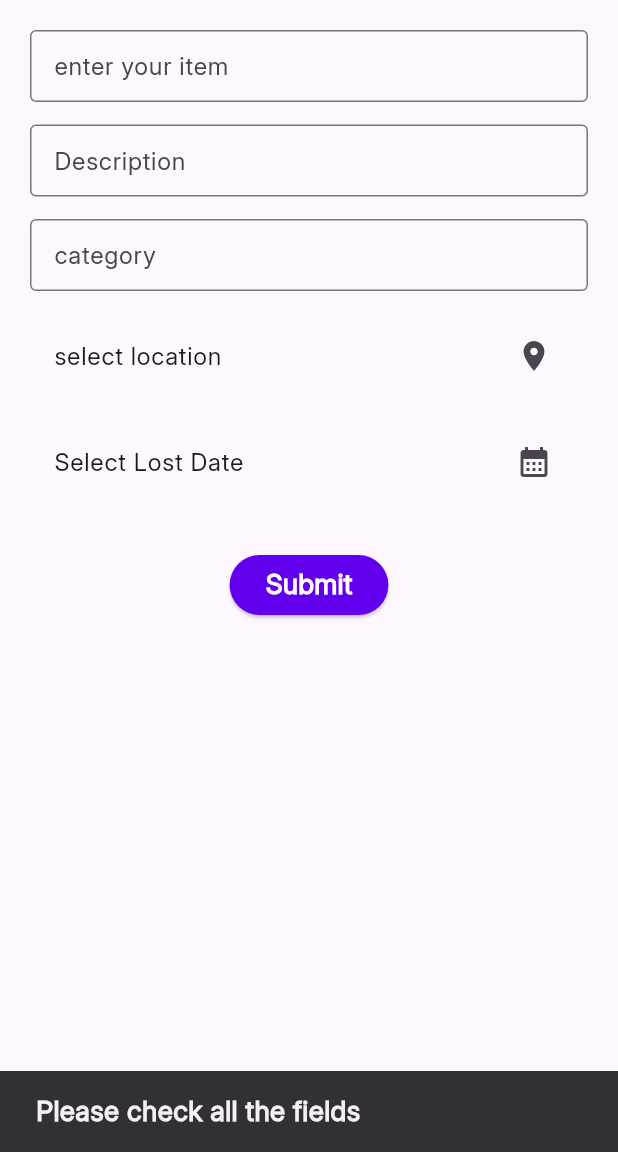
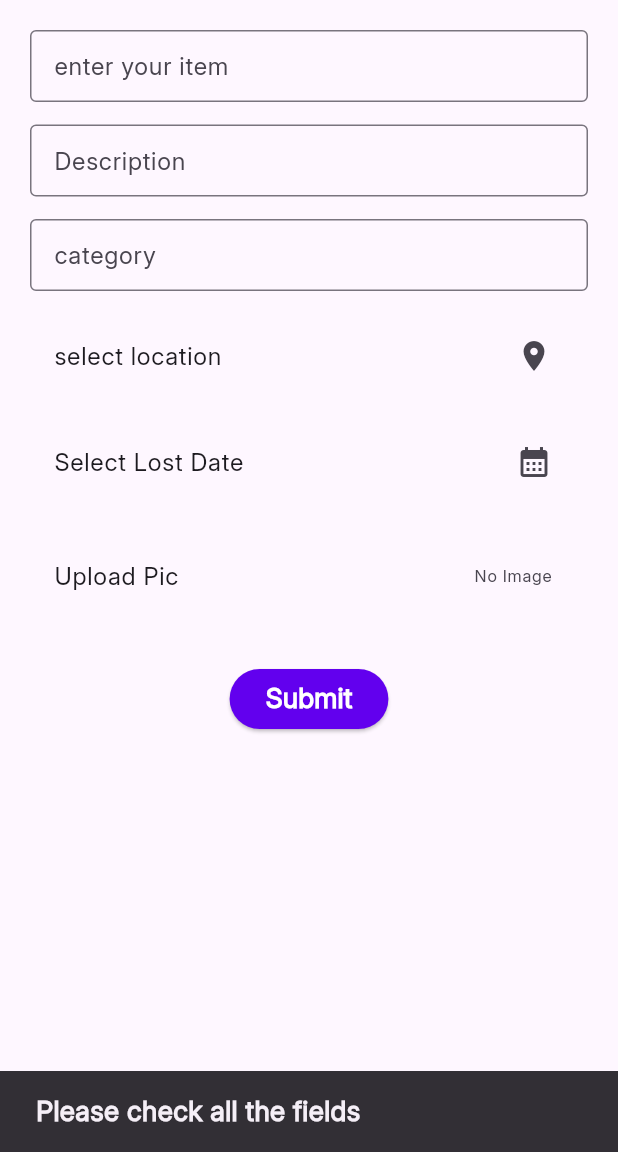
Before and after one commit to Divadine/LostaAndFoundSample, a Flutter app: the screen it shows after launch, after a tap on "Submit", on a phone screen of 412 x 824 dp, the part 84-1236 px from its top. Run offline on Flutter 3.47's test engine with Material 3 defaults, Android fonts, the phone set to English and light mode, and no system bars; our stand-ins replace geocoding, google_maps_flutter, image_picker, shared_preferences, sqflite; accounts and stored records are empty.

Commit message:
image upload

```diff
--- a/lib/database/db.dart
+++ b/lib/database/db.dart
@@ -0,0 +1,65 @@
+import 'package:flutter/material.dart';
+import 'package:map_initialization/models/lost_items.dart';
+import 'package:path/path.dart';
+import 'package:sqflite/sqflite.dart';
+
+class DbHelper {
+
+  static final DbHelper instance = DbHelper._init();
+
+  DbHelper._init();
+
+  static Database? db;
+
+  static Future<Database> get database async {
+    if(db != null) {
+      return db!;
+    }
+
+    db = await initDataBase();
+    return db!;
+  }
+
+  static Future<Database> initDataBase() async {
+    final  databasesPath = join(await getDatabasesPath(),'lost_found.db',);
+
+    return await openDatabase(databasesPath,version: 1,onCreate: (data,version) async {
+
+
+
+      await data.execute('''
+
+      CREATE TABLE lost_items(
+      id INTEGER PRIMARY KEY AUTOINCREMENT,
+      itemName TEXT,
+      description TEXT,
+      categoryType TEXT,
+      lostDate TEXT,
+      latitude REAL,
+      longitude REAL,
+      picture TEXT
+
+      )
+      ''');
+    }
+    );
+  }
+
+
+
+  //insert data's
+
+  Future insertLostItems(LostItems lostItems) async{
+    final dbClient = await database;
+
+      return await dbClient.insert('lost_items', lostItems.toMap(), conflictAlgorithm: ConflictAlgorithm.replace,);
+  }
+
+  Future<List<LostItems>> getLostItems() async{
+    final dbClient = await database;
+
+    final data = await dbClient.query('lost_items',);
+    return data.map((e) => LostItems.fromJson(e)).toList();
+  }
+
+}
--- a/lib/models/lost_items.dart
+++ b/lib/models/lost_items.dart
@@ -9,8 +9,9 @@ class LostItems {
   final String categoryType;
   final DateTime lostDate;
   final LatLng location;
+  final String? picture;
 
-  const LostItems({required this.itemName, required this.description, required this.categoryType, required this.lostDate, required this.location});
+  const LostItems({required this.itemName, required this.description, required this.categoryType, required this.lostDate, required this.location, this.picture});
 
   factory LostItems.fromJson(Map<String,dynamic> json) {
     return LostItems(
@@ -18,7 +19,8 @@ class LostItems {
         description: json['description'],
         categoryType: json['categoryType'],
       location: LatLng(json['latitude'], json['longitude']),
-        lostDate: json['lostDate'],
+        lostDate: DateTime.parse(json['lostDate']),
+      picture: json['picture']
     );
   }
 
@@ -30,6 +32,7 @@ class LostItems {
       'lostDate' : lostDate.toIso8601String(),
       'latitude': location.latitude,
       'longitude': location.longitude,
+      'picture':picture,
       //'location':location,
     };
   }
--- a/lib/screens/font_style.dart
+++ b/lib/screens/font_style.dart
@@ -58,7 +58,7 @@ class _FontStyleState extends State<FontStyles> {
           Container(
             height: 500,
             decoration: BoxDecoration(
-                color: Colors.white,
+                color: AppPreference.getTheme() ? Colors.black : Colors.white,
                 borderRadius: BorderRadius.circular(20),
             ),
             child: Column(
--- a/lib/screens/home_screen.dart
+++ b/lib/screens/home_screen.dart
@@ -1,6 +1,10 @@
+import 'dart:io';
+
 import 'package:flutter/material.dart';
-import 'package:geolocator/geolocator.dart';
+//import 'package:geolocator/geolocator.dart';
 import 'package:google_maps_flutter/google_maps_flutter.dart';
+import 'package:image_picker/image_picker.dart';
+import 'package:map_initialization/database/db.dart';
 import 'package:map_initialization/screens/map_screen.dart';
 import 'package:map_initialization/screens/setting_screen.dart';
 import 'package:map_initialization/sharedpreference/shared_preference.dart';
@@ -19,13 +23,14 @@ class MapApp extends StatefulWidget{
 
 
 
-
-
-
 class _MapAppState extends State<MapApp> {
 
   LatLng? selectedLocation;
   DateTime? selectedDate;
+  File? selectedImage;
+
+  final ImagePicker picker = ImagePicker();
+
   TextEditingController itemNameCtrl = TextEditingController();
   TextEditingController descriptionCtrl = TextEditingController();
   TextEditingController categoryCtrl = TextEditingController();
@@ -35,6 +40,18 @@ class _MapAppState extends State<MapApp> {
 
   CameraPosition initialPosition = CameraPosition(target: LatLng(28.683649090758525, 77.09355437945047),zoom: 12,);
 
+  @override
+  void initState() {
+    super.initState();
+    loadLostItems();
+  }
+
+  Future<void> loadLostItems() async{
+    final data = await DbHelper.instance.getLostItems();
+    setState(() {
+      lostItems = data;
+    });
+  }
   Future<void> selectDate() async{
    final  pickedDate = await showDatePicker(
       context: context,
@@ -61,7 +78,7 @@ class _MapAppState extends State<MapApp> {
 
   }
 
-  void onSubmit() {
+  void onSubmit() async {
 
     if(itemNameCtrl.text.isEmpty || descriptionCtrl.text.isEmpty || categoryCtrl.text.isEmpty || selectedLocation == null ||  selectedDate == null ){
      ScaffoldMessenger.of(context).showSnackBar(SnackBar(content: FontUtils(text: 'Please check all the fields',style: AppTextStyle(fontWeight: FontWeight.bold,fontFamily: AppPreference.getFont(),fontSize: ResponsiveSizes.value(context, mobile: 18 , tablet: 25)),)));
@@ -73,18 +90,77 @@ class _MapAppState extends State<MapApp> {
         description: descriptionCtrl.text,
         categoryType: categoryCtrl.text,
         location:selectedLocation!,
-        lostDate: selectedDate ?? DateTime.now()
+        lostDate: selectedDate ?? DateTime.now(),
+        picture: selectedImage?.path,
     );
+
+    await DbHelper.instance.insertLostItems(item);
 
     setState(() {
       lostItems.add(item);
+
       selectedDate = null;
+      selectedLocation = null;
     });
+
 
     itemNameCtrl.clear();
     descriptionCtrl.clear();
     categoryCtrl.clear();
-    locationCtrl.clear();
+
+    loadLostItems();
+
+  }
+
+
+  Future<void> photoFromCamera() async {
+    final XFile?  pic = await picker.pickImage(source: ImageSource.camera);
+
+    if(pic != null) {
+      setState(() {
+        selectedImage = File(pic.path) ;
+      });
+    }
+
+  }
+
+  Future<void> photoFromGallery() async {
+    final XFile? pic = await picker.pickImage(source: ImageSource.gallery);
+
+    if(pic != null){
+      setState(() {
+        selectedImage =File(pic.path) ;
+      });
+    }
+  }
+
+  void showImagePicker(){
+    showModalBottomSheet(
+        context: context,
+        builder: (context) {
+          return Wrap(
+            children: [
+              ListTile(
+                leading: Icon(Icons.camera_alt),
+                title: FontUtils(text: 'Camera'),
+                onTap: (){
+                  photoFromCamera();
+                  Navigator.pop(context);
+                },
+              ),
+
+
+              ListTile(
+                leading: Icon(Icons.browse_gallery),
+                title: FontUtils(text: 'Gallery'),
+                onTap: (){
+                  photoFromGallery();
+                  Navigator.pop(context);
+                },
+              ),
+            ],
+          );
+        },);
   }
 
 
@@ -156,7 +232,17 @@ class _MapAppState extends State<MapApp> {
               ],
             ),
 
-            SizedBox(height: 30,),
+            SizedBox(height: 20,),
+
+            ListTile(
+                onTap:showImagePicker,
+              title: FontUtils(text: 'Upload Pic'),
+              trailing: FontUtils(text: selectedImage == null
+                  ? 'No Image' : selectedImage!.path.split('/').last),
+            ),
+
+
+            SizedBox(height: ResponsiveSizes.value(context, mobile: 30, tablet: 55),),
 
             // submit button
 
@@ -173,7 +259,7 @@ class _MapAppState extends State<MapApp> {
                 itemCount: lostItems.length,
 
                   itemBuilder: (context,index){
-                    final items = lostItems[index];
+                    final items = lostItems[lostItems.length - 1 - index];
                     return ListTile(
                       title: FontUtils(text: items.itemName),
                       subtitle: FontUtils(
--- a/lib/screens/setting_screen.dart
+++ b/lib/screens/setting_screen.dart
@@ -40,7 +40,7 @@ class _SettingsScreenState extends State<SettingsScreen> {
             //title
             Container(
               color: AppPreference.getTheme() ? Colors.black : AppColor.defaultColor,
-              padding: EdgeInsets.only(top: 60,left: 15),
+              padding:EdgeInsets.only(top: ResponsiveSizes.value(context, mobile: 80, tablet: 100),left: ResponsiveSizes.value(context, mobile: 15, tablet: 15),),
               height: ResponsiveSizes.value(context, mobile: 120, tablet: 150),
               width: double.infinity,
               child: FontUtils(textAlign:TextAlign.left,text: 'Settings',style: AppTextStyle(fontFamily:AppPreference.getFont(),fontWeight: FontWeight.bold,fontSize: 18,color: AppColor.secondaryColor),),
@@ -51,7 +51,7 @@ class _SettingsScreenState extends State<SettingsScreen> {
             Expanded(child: ListView(children: [
               ListTile(
                 leading: Icon(Icons.format_color_text),
-                title: FontUtils(text: 'Themes Color',style: AppTextStyle(fontSize: ResponsiveSizes.value(context, mobile: 14, tablet: 18),fontWeight: FontWeight.bold),),
+                title: FontUtils(text: 'Font Themes ',style: AppTextStyle(fontSize: ResponsiveSizes.value(context, mobile: 14, tablet: 18),fontWeight: FontWeight.bold),),
                 onTap: (){
                   Navigator.push(context, MaterialPageRoute(builder: (_) => FontStyles()));
                 },
--- a/pubspec.yaml
+++ b/pubspec.yaml
@@ -30,13 +30,17 @@ environment:
 dependencies:
   flutter:
     sdk: flutter
+  sqflite: ^2.4.2
+  path: ^1.9.0
+  geocoding: ^3.0.0
+  image_picker: ^1.2.0
+
 
   # The following adds the Cupertino Icons font to your application.
   # Use with the CupertinoIcons class for iOS style icons.
   cupertino_icons: ^1.0.8
   shared_preferences: ^2.2.2
   google_maps_flutter: ^2.12.3
-  geolocator: ^14.0.2
 
 dev_dependencies:
   flutter_test:
```
Also changed, not shown: lib/screens/map_screen.dart (+73 -6 lines), pubspec.lock, 8 other files.
